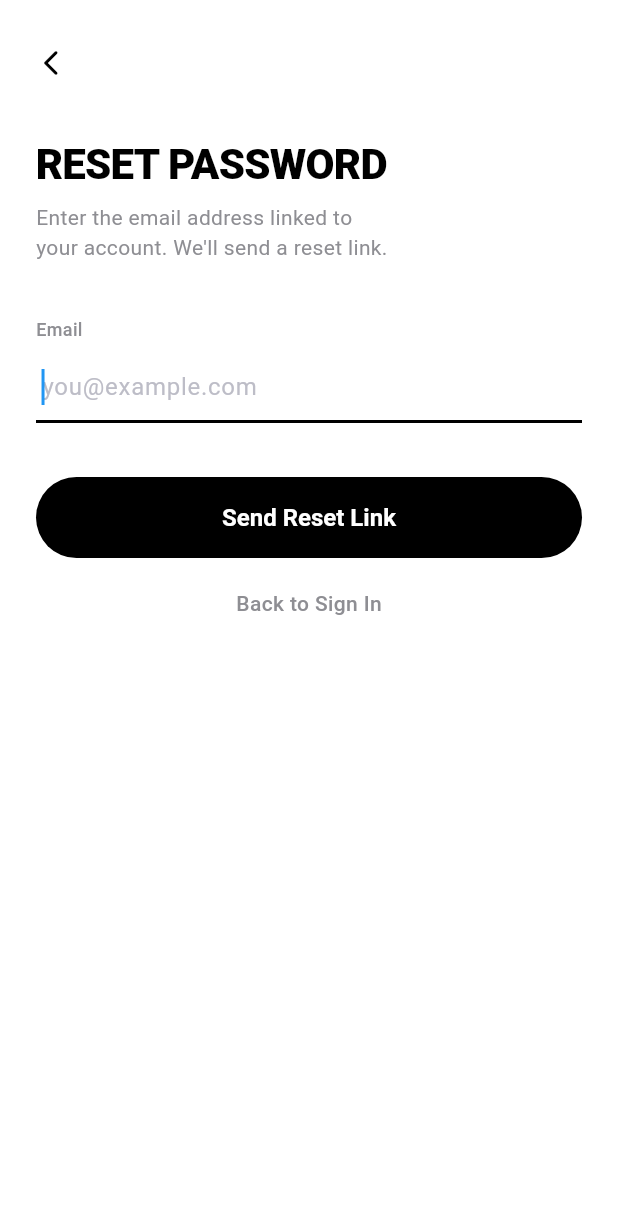
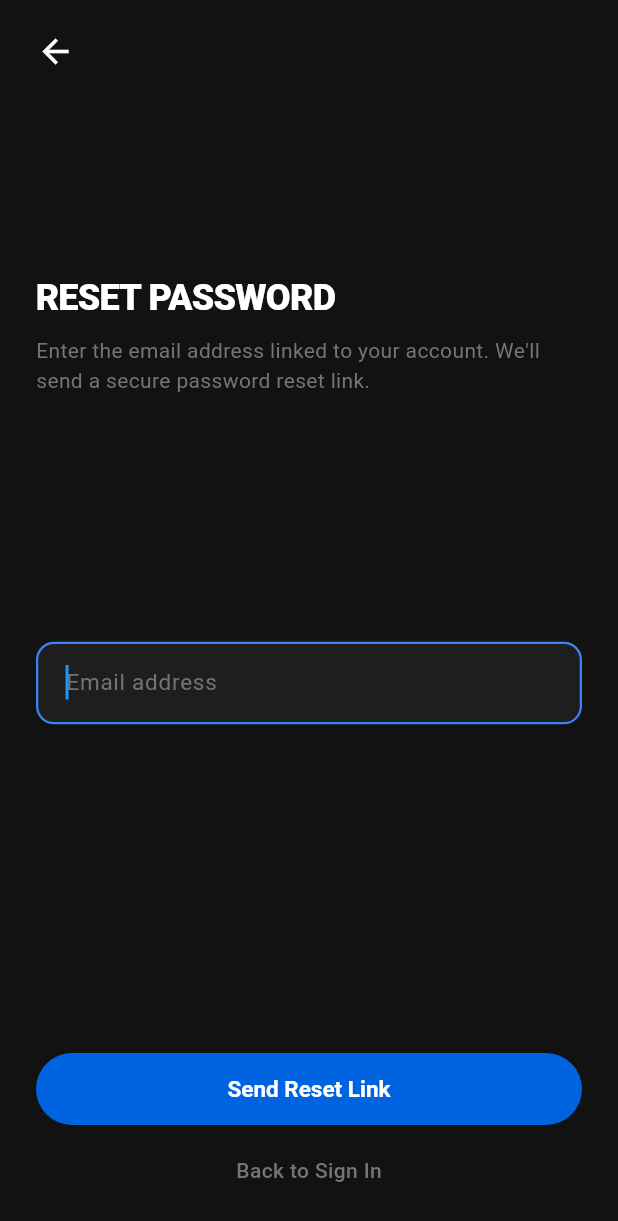
Before and after one commit to YoungCarti/myMove, a Flutter app: the ForgotPasswordScreen screen opened directly, on a phone screen of 412 x 824 dp. Shown: the top 1221 px of the screen. Run offline on Flutter 3.47's test engine with Material 3 defaults, Android fonts, the phone set to English and light mode, and no system bars; our stand-ins replace cloud_firestore, firebase_auth, firebase_core; accounts and stored records are empty; network calls fail.

Commit message:
fixed: forget password page

```diff
--- a/lib/screens/auth/forgot_password_screen.dart
+++ b/lib/screens/auth/forgot_password_screen.dart
@@ -23,14 +23,19 @@ class _ForgotPasswordScreenState extends State<ForgotPasswordScreen> {
   }
 
   void _onSendReset() async {
+    if (_isLoading) return;
+
     final email = _emailController.text.trim();
     String? err;
     if (email.isEmpty) {
       err = 'Please enter your email address.';
-    } else if (!RegExp(r'^[^@]+@[^@]+\.[^@]+').hasMatch(email)) {
+    } else if (!RegExp(r'^[^@]+@[^@]+\.[^@]+$').hasMatch(email)) {
       err = 'That doesn\'t look like a valid email.';
     }
-    setState(() => _emailError = err);
+
+    setState(() {
+      _emailError = err;
+    });
     if (err != null) return;
 
     setState(() {
@@ -48,17 +53,31 @@ class _ForgotPasswordScreenState extends State<ForgotPasswordScreen> {
         });
       }
     } on FirebaseAuthException catch (e) {
+      debugPrint('FirebaseAuthException during password reset: ${e.code} - ${e.message}');
       if (mounted) {
         setState(() {
           _isLoading = false;
-          _emailError = e.message ?? 'Failed to send reset link.';
+          switch (e.code) {
+            case 'user-not-found':
+              _emailError = 'No user found with this email address.';
+              break;
+            case 'network-request-failed':
+              _emailError = 'Network error. Please check your internet connection.';
+              break;
+            case 'invalid-email':
+              _emailError = 'The email address is badly formatted.';
+              break;
+            default:
+              _emailError = 'Failed to send reset link. Please try again.';
+          }
         });
       }
     } catch (e) {
+      debugPrint('Unexpected error during password reset: $e');
       if (mounted) {
         setState(() {
           _isLoading = false;
-          _emailError = e.toString().replaceAll('Exception: ', '');
+          _emailError = 'An unexpected error occurred. Please try again.';
         });
       }
     }
@@ -66,38 +85,52 @@ class _ForgotPasswordScreenState extends State<ForgotPasswordScreen> {
 
   @override
   Widget build(BuildContext context) {
-    final bottomInset = MediaQuery.of(context).viewInsets.bottom;
-
     return Scaffold(
-      backgroundColor: Colors.white,
+      backgroundColor: const Color(0xFF121212), // Sleek pitch black matching login
       resizeToAvoidBottomInset: true,
       body: SafeArea(
-        child: SingleChildScrollView(
-          padding: EdgeInsets.fromLTRB(24, 20, 24, 32 + bottomInset),
+        child: LayoutBuilder(
+          builder: (context, constraints) {
+            return SingleChildScrollView(
+              child: ConstrainedBox(
+                constraints: BoxConstraints(
+                  minHeight: constraints.maxHeight,
+                ),
+                child: IntrinsicHeight(
+                  child: Padding(
+                    padding: const EdgeInsets.fromLTRB(24, 12, 24, 24),
                     child: Column(
-            crossAxisAlignment: CrossAxisAlignment.start,
+                      crossAxisAlignment: CrossAxisAlignment.stretch,
                       children: [
-              // ─── Header Navigation Row ─────────────────────────────────
-              GestureDetector(
+                        // ─── Header Navigation Row ───
+                        Align(
+                          alignment: Alignment.centerLeft,
+                          child: GestureDetector(
                             onTap: () => Navigator.of(context).pop(),
                             child: Container(
                               width: 44,
                               height: 44,
                               alignment: Alignment.centerLeft,
                               child: const Icon(
-                    Icons.arrow_back_ios_new_rounded,
-                    size: 20,
-                    color: Colors.black,
+                                Icons.arrow_back,
+                                size: 26,
+                                color: Colors.white,
                               ),
                             ),
                           ),
-              const SizedBox(height: 30),
+                        ),
+                        const SizedBox(height: 20),
 
                         _emailSent
-                  ? Center(child: _buildSuccessState())
-                  : _buildFormState(),
+                            ? Expanded(child: Center(child: _buildSuccessState()))
+                            : Expanded(child: _buildFormState()),
                       ],
                     ),
+                  ),
+                ),
+              ),
+            );
+          },
         ),
       ),
     );
@@ -106,147 +139,121 @@ class _ForgotPasswordScreenState extends State<ForgotPasswordScreen> {
   // ─── Email form ─────────────────────────────────────────────────────────────
   Widget _buildFormState() {
     return Column(
-      crossAxisAlignment: CrossAxisAlignment.start,
+      crossAxisAlignment: CrossAxisAlignment.stretch,
       children: [
+        const Spacer(flex: 2),
+
         // ── Title ──
         const Text(
           'RESET PASSWORD',
           style: TextStyle(
-            fontSize: 28,
+            fontSize: 24,
             fontWeight: FontWeight.w900,
-            color: Colors.black,
+            color: Colors.white,
             letterSpacing: -0.5,
             height: 1.1,
           ),
         ),
-
-        const SizedBox(height: 10),
+        const SizedBox(height: 12),
 
         // ── Subtitle ──
         const Text(
-          'Enter the email address linked to\nyour account. We\'ll send a reset link.',
+          'Enter the email address linked to your account. We\'ll send a secure password reset link.',
           style: TextStyle(
             fontSize: 14,
-            color: Color(0xFF8E8E93),
+            color: Color(0xFF757575),
             height: 1.45,
           ),
         ),
+        const Spacer(flex: 3),
 
-        const SizedBox(height: 36),
-
-        // ── Email label ──
-        const Text(
-          'Email',
-          style: TextStyle(
-            fontSize: 12,
-            color: Color(0xFF8E8E93),
-            fontWeight: FontWeight.w500,
-          ),
-        ),
-
-        const SizedBox(height: 6),
-
-        // ── Underline-style email field ──
+        // ── Email Input Field ──
         TextField(
           controller: _emailController,
           keyboardType: TextInputType.emailAddress,
           autofocus: true,
           onChanged: (_) {
-            if (_emailError != null) setState(() => _emailError = null);
+            if (_emailError != null) {
+              setState(() => _emailError = null);
+            }
           },
           style: const TextStyle(
-            fontSize: 16,
-            fontWeight: FontWeight.w600,
-            color: Colors.black,
+            fontSize: 15,
+            fontWeight: FontWeight.w500,
+            color: Colors.white,
           ),
           decoration: InputDecoration(
-            hintText: 'you@example.com',
+            filled: true,
+            fillColor: const Color(0xFF1E1E1E),
+            hintText: 'Email address',
             hintStyle: const TextStyle(
-              color: Color(0xFFBDBDC7),
+              color: Color(0xFF757575),
+              fontSize: 15,
               fontWeight: FontWeight.w400,
             ),
-            enabledBorder: UnderlineInputBorder(
-              borderSide: BorderSide(
-                color: _emailError != null
-                    ? const Color(0xFFFF3B30)
-                    : const Color(0xFFDDDDE3),
-                width: 1.5,
+            border: OutlineInputBorder(
+              borderRadius: BorderRadius.circular(12),
+              borderSide: const BorderSide(color: Color(0xFF2E3033), width: 1.0),
+            ),
+            enabledBorder: OutlineInputBorder(
+              borderRadius: BorderRadius.circular(12),
+              borderSide: const BorderSide(color: Color(0xFF2E3033), width: 1.0),
+            ),
+            focusedBorder: OutlineInputBorder(
+              borderRadius: BorderRadius.circular(12),
+              borderSide: const BorderSide(color: Color(0xFF3B82F6), width: 1.5),
+            ),
+            errorBorder: OutlineInputBorder(
+              borderRadius: BorderRadius.circular(12),
+              borderSide: const BorderSide(color: Color(0xFFEF4444), width: 1.0),
+            ),
+            focusedErrorBorder: OutlineInputBorder(
+              borderRadius: BorderRadius.circular(12),
+              borderSide: const BorderSide(color: Color(0xFFEF4444), width: 1.5),
+            ),
+            contentPadding: const EdgeInsets.symmetric(horizontal: 16, vertical: 16),
+            errorText: _emailError,
+            errorStyle: const TextStyle(
+              color: Color(0xFFEF4444),
+              fontSize: 12,
             ),
           ),
-            focusedBorder: UnderlineInputBorder(
-              borderSide: BorderSide(
-                color: _emailError != null
-                    ? const Color(0xFFFF3B30)
-                    : Colors.black,
-                width: 2,
+          onSubmitted: _isLoading ? null : (_) => _onSendReset(),
         ),
-            ),
-            contentPadding: const EdgeInsets.symmetric(vertical: 10),
-          ),
-          onSubmitted: (_) => _onSendReset(),
-        ),
-        // Error message
-        AnimatedSize(
-          duration: const Duration(milliseconds: 200),
-          child: _emailError != null
-              ? Padding(
-                  padding: const EdgeInsets.only(top: 6),
-                  child: Row(
-                    children: [
-                      const Icon(Icons.error_outline,
-                          size: 14, color: Color(0xFFFF3B30)),
-                      const SizedBox(width: 5),
-                      Flexible(
-                        child: Text(
-                          _emailError!,
-                          style: const TextStyle(
-                            fontSize: 12,
-                            color: Color(0xFFFF3B30),
-                          ),
-                        ),
-                      ),
-                    ],
-                  ),
-                )
-              : const SizedBox.shrink(),
-        ),
-
-        const SizedBox(height: 36),
+        const Spacer(flex: 4),
 
         // ── Send Reset Link button ──
         SizedBox(
-          width: double.infinity,
-          height: 54,
+          height: 48,
           child: ElevatedButton(
             onPressed: _isLoading ? null : _onSendReset,
             style: ElevatedButton.styleFrom(
-              backgroundColor: Colors.black,
+              backgroundColor: const Color(0xFF0064E0), // Vibrant Blue
               foregroundColor: Colors.white,
               elevation: 0,
               shape: RoundedRectangleBorder(
-                borderRadius: BorderRadius.circular(30),
+                borderRadius: BorderRadius.circular(24),
               ),
-              disabledBackgroundColor: Colors.black38,
+              disabledBackgroundColor: const Color(0xFF0064E0).withOpacity(0.4),
             ),
             child: _isLoading
                 ? const SizedBox(
-                    width: 22,
-                    height: 22,
+                    width: 20,
+                    height: 20,
                     child: CircularProgressIndicator(
-                      strokeWidth: 2.5,
+                      strokeWidth: 2,
                       color: Colors.white,
                     ),
                   )
                 : const Text(
                     'Send Reset Link',
                     style: TextStyle(
-                      fontSize: 16,
+                      fontSize: 15,
                       fontWeight: FontWeight.w600,
                     ),
                   ),
           ),
         ),
-
         const SizedBox(height: 20),
 
         // ── Back to sign in ──
@@ -257,12 +264,13 @@ class _ForgotPasswordScreenState extends State<ForgotPasswordScreen> {
               'Back to Sign In',
               style: TextStyle(
                 fontSize: 14,
-                color: Color(0xFF8E8E93),
+                color: Color(0xFF757575),
                 fontWeight: FontWeight.w500,
               ),
             ),
           ),
         ),
+        const SizedBox(height: 10),
       ],
     );
   }
@@ -271,36 +279,33 @@ class _ForgotPasswordScreenState extends State<ForgotPasswordScreen> {
   Widget _buildSuccessState() {
     return Column(
       crossAxisAlignment: CrossAxisAlignment.center,
+      mainAxisAlignment: MainAxisAlignment.center,
       children: [
-        const SizedBox(height: 24),
-
         // ── Checkmark icon ──
         Container(
           width: 72,
           height: 72,
           decoration: BoxDecoration(
-            color: const Color(0xFFF2F2F7),
+            color: const Color(0xFF1E1E1E),
             borderRadius: BorderRadius.circular(36),
           ),
           child: const Icon(
             Icons.mark_email_read_outlined,
             size: 36,
-            color: Colors.black87,
+            color: Colors.white70,
           ),
         ),
-
         const SizedBox(height: 28),
 
         const Text(
           'CHECK YOUR EMAIL',
           style: TextStyle(
-            fontSize: 24,
+            fontSize: 20,
             fontWeight: FontWeight.w900,
-            color: Colors.black,
+            color: Colors.white,
             letterSpacing: -0.5,
           ),
         ),
-
         const SizedBox(height: 12),
 
         Text(
@@ -308,30 +313,29 @@ class _ForgotPasswordScreenState extends State<ForgotPasswordScreen> {
           textAlign: TextAlign.center,
           style: const TextStyle(
             fontSize: 14,
-            color: Color(0xFF8E8E93),
+            color: Color(0xFF757575),
             height: 1.5,
           ),
         ),
-
         const SizedBox(height: 40),
 
         SizedBox(
           width: double.infinity,
-          height: 54,
+          height: 48,
           child: ElevatedButton(
             onPressed: () => Navigator.of(context).pop(),
             style: ElevatedButton.styleFrom(
-              backgroundColor: Colors.black,
+              backgroundColor: const Color(0xFF0064E0),
               foregroundColor: Colors.white,
               elevation: 0,
               shape: RoundedRectangleBorder(
-                borderRadius: BorderRadius.circular(30),
+                borderRadius: BorderRadius.circular(24),
               ),
             ),
             child: const Text(
               'Back to Sign In',
               style: TextStyle(
-                fontSize: 16,
+                fontSize: 15,
                 fontWeight: FontWeight.w600,
               ),
             ),
```
Lines whose indentation alone changed are shown as unchanged.
